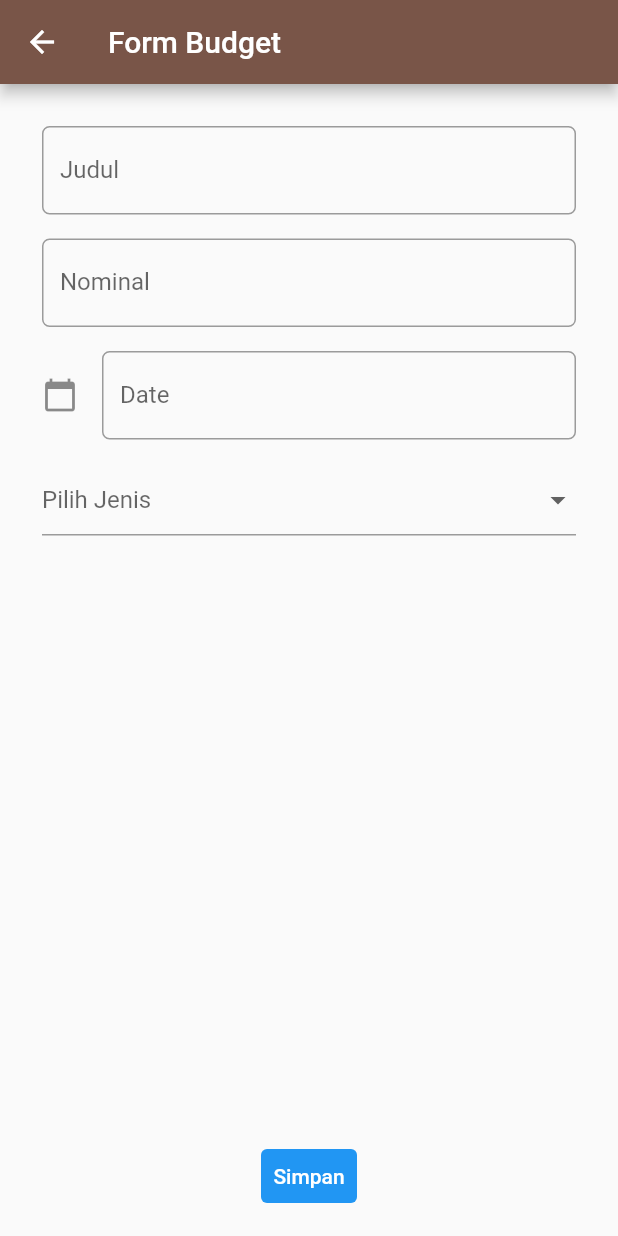
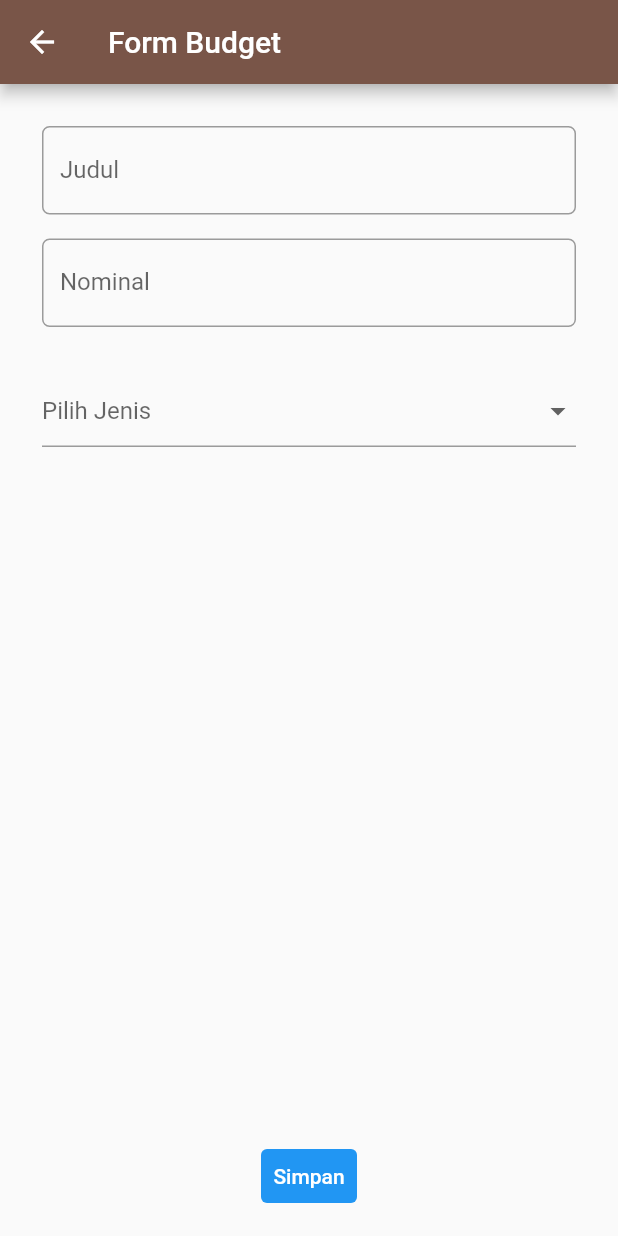
Before and after one commit to pantunn/pbp-flutter-lab, a Flutter app: the screen it shows after launch, in the side drawer, after a tap on "Tambah Budget", on a phone screen of 412 x 824 dp. Run offline on Flutter 3.47's test engine with Material 2 defaults, Android fonts, the phone set to English and light mode, and no system bars.

Commit message:
mengupdate tugas 08

```diff
--- a/counter_7/lib/budget.dart
+++ b/counter_7/lib/budget.dart
@@ -28,10 +28,7 @@ class _BudgetListState extends State<Budget> {
                   mainAxisAlignment: MainAxisAlignment.spaceEvenly,
                   children: [
                     Text(element.type),
-                    Text("${element.date.year.toString()}-${element.date.month.toString().padLeft(2,'0')}-${element.date.day.toString().padLeft(2,'0')}",
-                    style: const TextStyle(
-                      color: Colors.grey,
-                    )),
+
                   ],
                 ),
               ),
--- a/counter_7/lib/data.dart
+++ b/counter_7/lib/data.dart
@@ -4,13 +4,13 @@ class Budget {
   late String title;
   late int nominal;
   late String type;
-  late DateTime date;
+
 
   Budget ({
     required this.title,
     required this.nominal,
     required this.type,
-    required this.date,
+
   });
 
 }
--- a/counter_7/lib/form.dart
+++ b/counter_7/lib/form.dart
@@ -16,10 +16,10 @@ class _BudgetFormState extends State<BudgetForm> {
   String? _title;
   int? _nominal;
   String? _type;
-  DateTime _dateTime = DateTime.now();
+
   final _titleController = TextEditingController();
   final _nominalController = TextEditingController();
-  final _dateController = TextEditingController();
+
 
   @override
   Widget build(BuildContext context) {
@@ -113,31 +113,7 @@ class _BudgetFormState extends State<BudgetForm> {
                 Padding(
                   // Using padding of 8 pixels
                   padding: const EdgeInsets.all(8.0),
-                  child: TextFormField(
-                    readOnly: true,
-                    controller: _dateController,
-                    decoration: InputDecoration(
-                      icon: const Icon(Icons.calendar_today),
-                      labelText: "Date",
-                      // Added a circular border to make it neater
-                      border: OutlineInputBorder(
-                        borderRadius: BorderRadius.circular(5.0),
-                      ),
-                    ),
-                    onTap: () {
-                      showDatePicker(
-                        context: context,
-                        initialDate: DateTime.now(),
-                        firstDate: DateTime(2000),
-                        lastDate: DateTime(2050),
-                      ).then((date) {
-                        setState(() {
-                          _dateTime = date!;
-                          _dateController.text = "${_dateTime.year.toString()}-${_dateTime.month.toString().padLeft(2,'0')}-${_dateTime.day.toString().padLeft(2,'0')}";
-                        });
-                      });
-                    },
-                  ),
+
                 ),
 
                 // Dropdown
@@ -185,7 +161,7 @@ class _BudgetFormState extends State<BudgetForm> {
                     title: _title!,
                     nominal: _nominal!,
                     type: _type!,
-                    date: _dateTime,
+
                 )
             );
             _titleController.clear();
```
